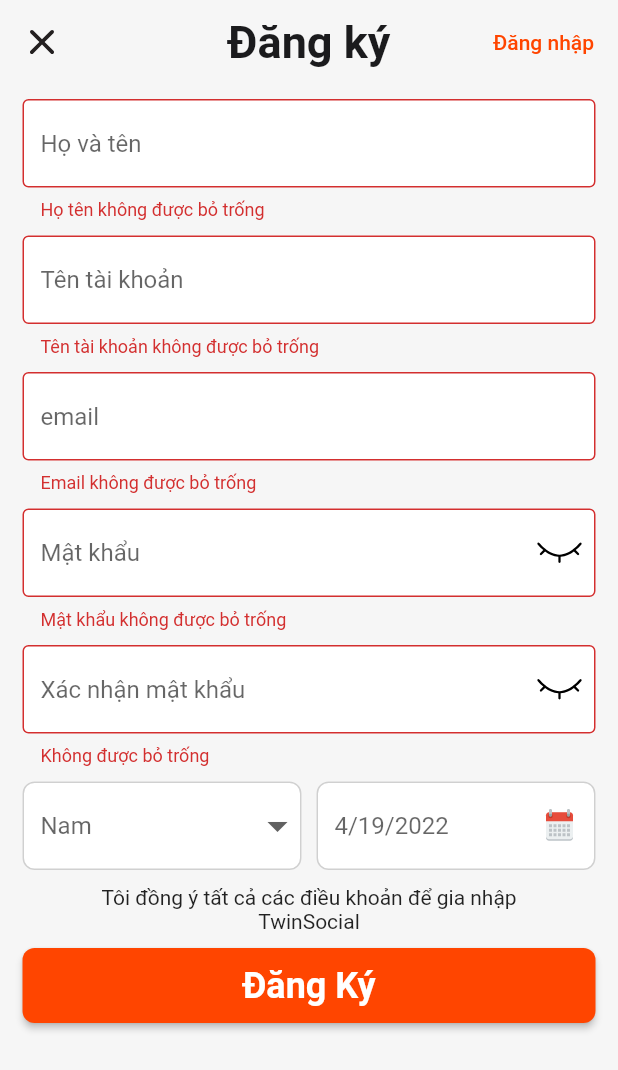
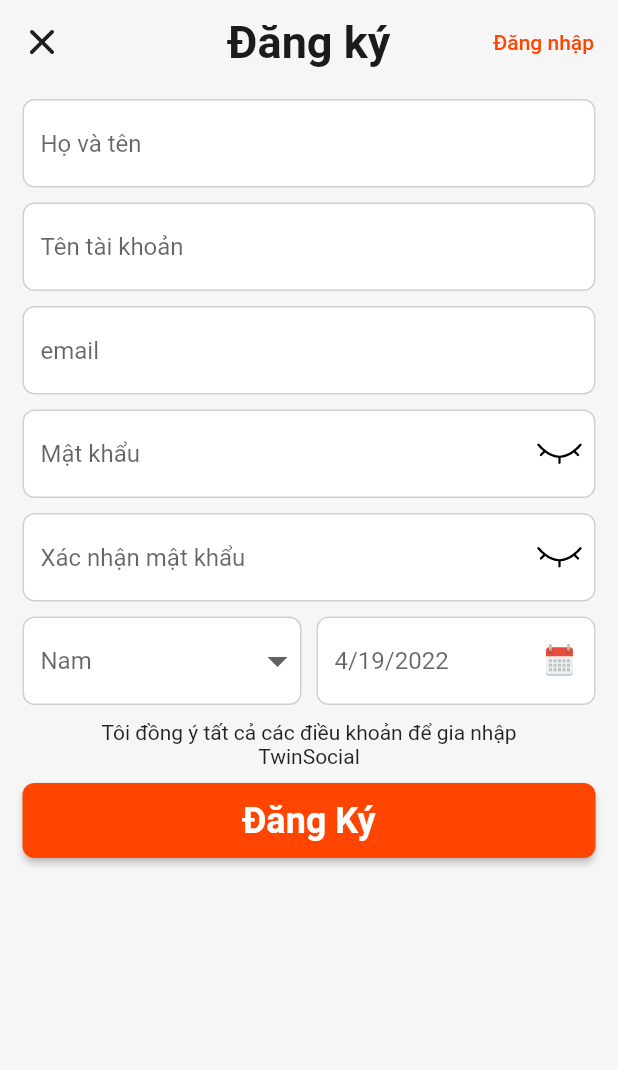
Before and after one commit to CaoThang7/TwinSocial-NetWork, a Flutter app: the screen it shows after launch, after a tap on "Đăng Nhập", after a tap on "Đăng ký", after a tap on "Đăng Ký", on a phone screen of 412 x 824 dp. Shown: the top 1070 px of the screen. Run offline on Flutter 3.47's test engine with Material 2 defaults, Android fonts, the phone set to English and light mode, and no system bars; our stand-ins replace dio, flutter_secure_storage, flutter_svg, get, logger.

Commit message:
is considering

```diff
--- a/lib/Components/Register/body.dart
+++ b/lib/Components/Register/body.dart
@@ -5,8 +5,8 @@ import 'package:twin_social_network/Components/Register/input_field.dart';
 import 'package:twin_social_network/Components/Register/styles.dart';
 import 'package:twin_social_network/Components/Register/valid.dart';
 import 'package:twin_social_network/Models/Gender/GenderModel.dart';
-import 'package:twin_social_network/NetWork/NetworkHandler.dart';
 import 'package:intl/intl.dart';
+import 'package:twin_social_network/Service/NetWork/NetworkHandler.dart';
 import 'package:twin_social_network/Utils/Utils.dart';
 
 class Body extends StatefulWidget {
@@ -27,50 +27,7 @@ class _BodyState extends State<Body> {
   bool isLoading = false;
   final _globalkey = GlobalKey<FormState>();
   NetworkHandler networkHandler = NetworkHandler();
-  // Hàm onclick đăng ký check validate
-  void validate() async {
-    if (_globalkey.currentState!.validate()) {
-      // Đẩy dữ liệu khi người dùng nhập vào lên database thông qua api register
-      Map<String, String> data = {
-        "fullname": _fullnameController.text,
-        "username": _usernameController.text,
-        "email": _emailController.text,
-        "password": _passwordController.text,
-        "gender": _gender,
-        "birthday": DateFormat.yMd().format(_selectedDate),
-      };
-      print(data);
 
-      var responseRegister = await networkHandler.post("/register", data);
-
-      if (responseRegister.statusCode == 200 ||
-          responseRegister.statusCode == 201) {
-        print("Thanh cong roi");
-        setState(() {
-          isLoading = true;
-        });
-        Future.delayed(Duration(seconds: 3), () {
-          setState(() {
-            isLoading = false;
-            showDialogSuccess(context, 'Bạn đã đăng ký thành công');
-          });
-        });
-      } else {
-        print("That bai");
-        setState(() {
-          isLoading = true;
-        });
-        Future.delayed(Duration(seconds: 3), () {
-          setState(() {
-            isLoading = false;
-            showDialogFaild(context,
-                'Bạn vui lòng xem lại họ và tên, email đã được sử dụng hoặc kiểm tra kết nối mạng.');
-          });
-        });
-      }
-      ;
-    }
-  }
   //Show Calendar
   Future<void> _getDateFromUser(BuildContext context) async {
       DateTime? picked = await showDatePicker(
@@ -289,7 +246,7 @@ class _BodyState extends State<Body> {
                         borderRadius: BorderRadius.circular(8.0), // <-- Radius
                       ),
                     ),
-                    onPressed: validate,
+                    onPressed: () {},
                     child: isLoading
                         ? Row(
                             mainAxisAlignment: MainAxisAlignment.center,
```
